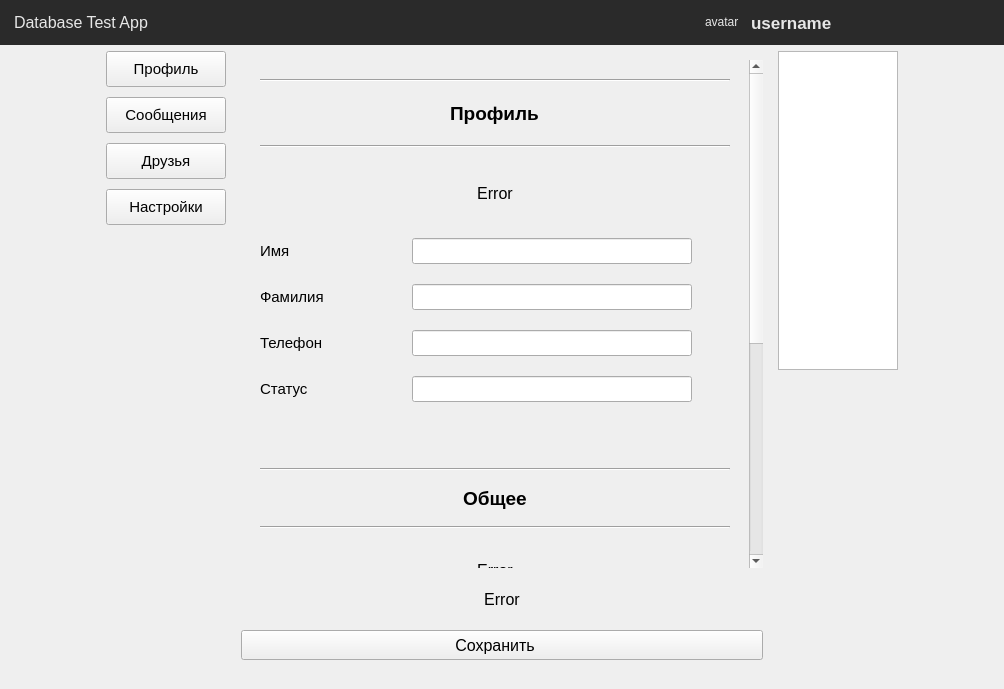
Qt form ui/mainwindow.ui (Korostast/chat-database-project) before a commit.
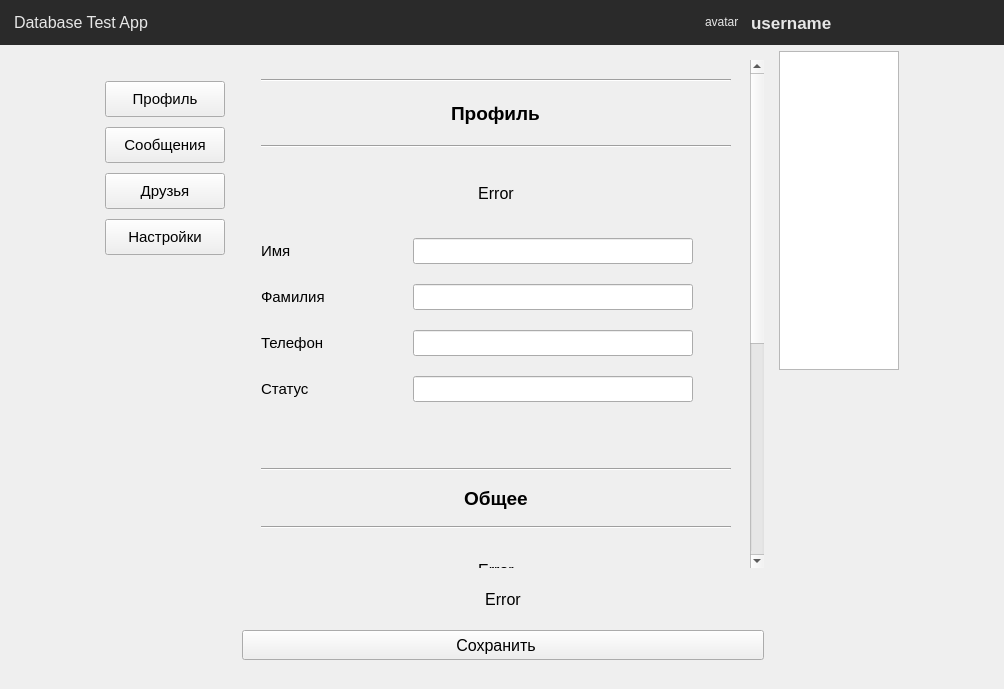
The same form after that commit. The open tabs and pages were chosen to show the change. Icons and pictures are not drawn. Custom widgets are drawn as their Qt base class.

Diff of the .ui file:
```diff
--- a/ui/mainwindow.ui
+++ b/ui/mainwindow.ui
@@ -593,8 +593,11 @@
             <property name="leftMargin">
              <number>0</number>
             </property>
+            <property name="topMargin">
+             <number>30</number>
+            </property>
             <property name="rightMargin">
-             <number>6</number>
+             <number>8</number>
             </property>
             <item>
              <widget class="QPushButton" name="profile_button">
@@ -1818,7 +1821,7 @@
                   <rect>
                    <x>0</x>
                    <y>0</y>
-                   <width>505</width>
+                   <width>449</width>
                    <height>956</height>
                   </rect>
                  </property>
```
Left out of the diff: 2 changed lines with no effect on the pictures.
